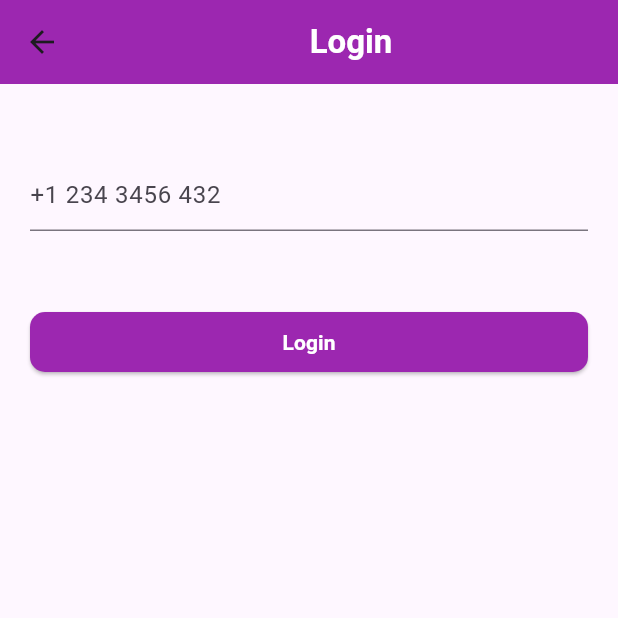
After one commit to NitinMor1/Firebase, a Flutter app: the screen it shows after launch, after a tap on "Login", after a tap on "Login with phone number", on a phone screen of 412 x 824 dp, the top half of it. The commit adds this screen. Run offline on Flutter 3.47's test engine with Material 3 defaults, Android fonts, the phone set to English and light mode, and no system bars; our stand-ins replace cloud_firestore, firebase_auth, firebase_core, fluttertoast; accounts and stored records are empty.

Commit message:
login phne number

```diff
--- a/lib/UI/SplashScreen.dart
+++ b/lib/UI/SplashScreen.dart
@@ -1,4 +1,6 @@
-import 'package:firebase/UI/loginScreen.dart';
+import 'package:firebase/UI/home.dart';
+import 'package:firebase/auth/loginScreen.dart';
+import 'package:firebase_auth/firebase_auth.dart';
 import 'package:flutter/material.dart';
 import 'dart:async';
 
@@ -10,10 +12,21 @@ class Splashscreen extends StatefulWidget {
 }
 
 class _SplashscreenState extends State<Splashscreen> {
+  final auth = FirebaseAuth.instance;
+
   @override
   void initState() {
     super.initState();
-    // Navigate to the next screen after 3 seconds
+    final user = auth.currentUser;
+    if (user != null) {
+      Timer(const Duration(seconds: 3), () {
+        Navigator.pushReplacement(
+          context,
+          MaterialPageRoute(
+              builder: (context) => Home()), // Replace with your next screen
+        );
+      });
+    } else {
       Timer(const Duration(seconds: 3), () {
         Navigator.pushReplacement(
           context,
@@ -22,6 +35,8 @@ class _SplashscreenState extends State<Splashscreen> {
                   LoginScreen()), // Replace with your next screen
         );
       });
+    }
+    // Navigate to the next screen after 3 seconds
   }
 
   @override
--- a/lib/UI/loginScreen.dart
+++ b/lib/auth/loginScreen.dart
@@ -1,5 +1,10 @@
 import 'package:cloud_firestore/cloud_firestore.dart';
-import 'package:firebase/UI/signupScreen.dart';
+import 'package:firebase/UI/home.dart';
+import 'package:firebase/auth/loginphonenumber.dart';
+import 'package:firebase/auth/signupScreen.dart';
+import 'package:firebase/utils/toastmessage.dart';
+import 'package:firebase_auth/firebase_auth.dart';
+import 'package:firebase_core/firebase_core.dart';
 import 'package:flutter/material.dart';
 
 class LoginScreen extends StatefulWidget {
@@ -11,6 +16,8 @@ class LoginScreenState extends State<LoginScreen> {
   final emailcontroller = TextEditingController();
   final passwordcontroller = TextEditingController();
   final _formfield = GlobalKey<FormState>();
+  final _auth = FirebaseAuth.instance;
+  bool loading = false;
   @override
   Widget build(BuildContext context) {
     return Scaffold(
@@ -76,13 +83,48 @@ class LoginScreenState extends State<LoginScreen> {
                   Expanded(
                     child: ElevatedButton(
                         onPressed: () {
-                          if (_formfield.currentState!.validate()) {}
+                          if (_formfield.currentState!.validate()) {
+                            setState(() {
+                              loading = true;
+                            });
+                            _auth
+                                .signInWithEmailAndPassword(
+                                    email: emailcontroller.text.toString(),
+                                    password:
+                                        passwordcontroller.text.toString())
+                                .then((value) {
+                              setState(() {
+                                loading = false;
+                              });
+                              Toastmessage().toastMessage('Login Successfully');
+                              emailcontroller.clear();
+                              passwordcontroller.clear();
+
+                              Navigator.push(
+                                  context,
+                                  MaterialPageRoute(
+                                      builder: (context) => Home()));
+                            }).onError(
+                              (error, stackTrace) {
+                                debugPrint(error.toString());
+                                setState(() {
+                                  loading = false;
+                                });
+                                Toastmessage().toastMessage(error.toString());
+                              },
+                            );
+                          }
                         },
                         style: ElevatedButton.styleFrom(
                             shape: RoundedRectangleBorder(
                                 borderRadius: BorderRadius.circular(10)),
                             backgroundColor: Colors.purple),
-                        child: Text(
+                        child: loading
+                            ? CircularProgressIndicator(
+                                strokeWidth: 3,
+                                color: Colors.white,
+                              )
+                            : Text(
                                 'Login',
                                 style: TextStyle(
                                     color: Colors.white,
@@ -105,6 +147,26 @@ class LoginScreenState extends State<LoginScreen> {
                       },
                       child: Text('Sign Up'))
                 ],
+              ),
+              SizedBox(
+                height: 20,
+              ),
+              InkWell(
+                onTap: () {
+                  Navigator.push(
+                      context,
+                      MaterialPageRoute(
+                          builder: (context) => Loginphonenumber()));
+                },
+                child: Container(
+                  height: 50,
+                  decoration: BoxDecoration(
+                      borderRadius: BorderRadius.circular(50),
+                      border: Border.all(color: Colors.black)),
+                  child: Center(
+                    child: Text('Login with phone number'),
+                  ),
+                ),
               )
             ],
           ),
--- /dev/null
+++ b/lib/auth/loginphonenumber.dart
@@ -0,0 +1,80 @@
+import 'package:firebase/auth/verifyphone.dart';
+import 'package:firebase/utils/toastmessage.dart';
+import 'package:firebase_auth/firebase_auth.dart';
+import 'package:flutter/material.dart';
+
+class Loginphonenumber extends StatefulWidget {
+  const Loginphonenumber({super.key});
+
+  @override
+  State<Loginphonenumber> createState() => _LoginphonenumberState();
+}
+
+class _LoginphonenumberState extends State<Loginphonenumber> {
+  final phoneNumbercontroller = TextEditingController();
+  final auth = FirebaseAuth.instance;
+  @override
+  Widget build(BuildContext context) {
+    return Scaffold(
+      appBar: AppBar(
+        backgroundColor: Colors.purple,
+        title: Center(
+          child: Text(
+            'Login',
+            style: TextStyle(fontWeight: FontWeight.bold, color: Colors.white),
+          ),
+        ),
+      ),
+      body: Padding(
+        padding: const EdgeInsets.symmetric(horizontal: 20.0),
+        child: Column(
+          children: [
+            SizedBox(
+              height: 50,
+            ),
+            TextFormField(
+              controller: phoneNumbercontroller,
+              decoration: InputDecoration(hintText: '+1 234 3456 432'),
+            ),
+            SizedBox(
+              height: 50,
+            ),
+            Row(
+              children: [
+                Expanded(
+                  child: ElevatedButton(
+                      onPressed: () {
+                        auth.verifyPhoneNumber(
+                            phoneNumber: phoneNumbercontroller.text,
+                            verificationCompleted: (_) {},
+                            verificationFailed: (e) {
+                              Toastmessage().toastMessage(e.toString());
+                            },
+                            codeSent: (String verification, int? index) {
+                              Navigator.push(
+                                  context,
+                                  MaterialPageRoute(
+                                      builder: (context) => Verifyphone(
+                                            verificationid: '',
+                                          )));
+                            },
+                            codeAutoRetrievalTimeout: (e) {});
+                      },
+                      style: ElevatedButton.styleFrom(
+                          backgroundColor: Colors.purple,
+                          shape: RoundedRectangleBorder(
+                              borderRadius: BorderRadius.circular(10))),
+                      child: Text(
+                        'Login',
+                        style: TextStyle(
+                            color: Colors.white, fontWeight: FontWeight.bold),
+                      )),
+                ),
+              ],
+            )
+          ],
+        ),
+      ),
+    );
+  }
+}
--- a/lib/UI/signupScreen.dart
+++ b/lib/auth/signupScreen.dart
@@ -1,5 +1,5 @@
 import 'package:cloud_firestore/cloud_firestore.dart';
-import 'package:firebase/UI/loginScreen.dart';
+import 'package:firebase/auth/loginScreen.dart';
 import 'package:firebase/utils/toastmessage.dart';
 import 'package:firebase_auth/firebase_auth.dart';
 import 'package:firebase_core/firebase_core.dart';
```
Also changed, not shown: lib/UI/home.dart (added, +39 -0 lines), lib/auth/verifyphone.dart (added, +23 -0 lines). Lines whose indentation alone changed are shown as unchanged.
